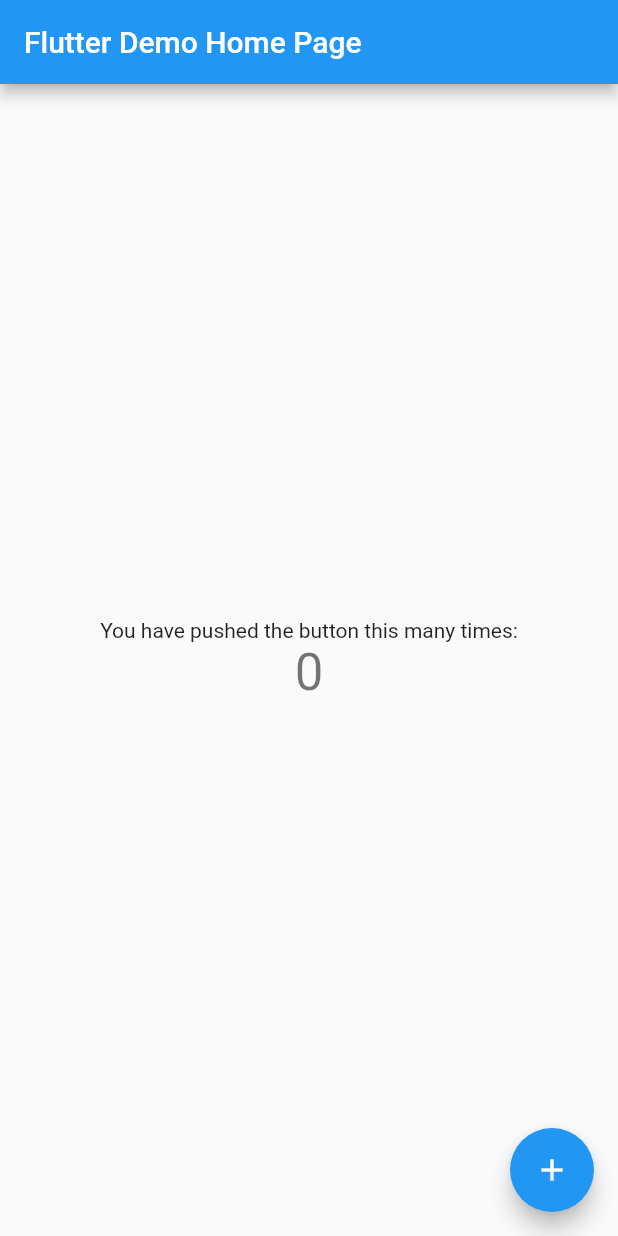
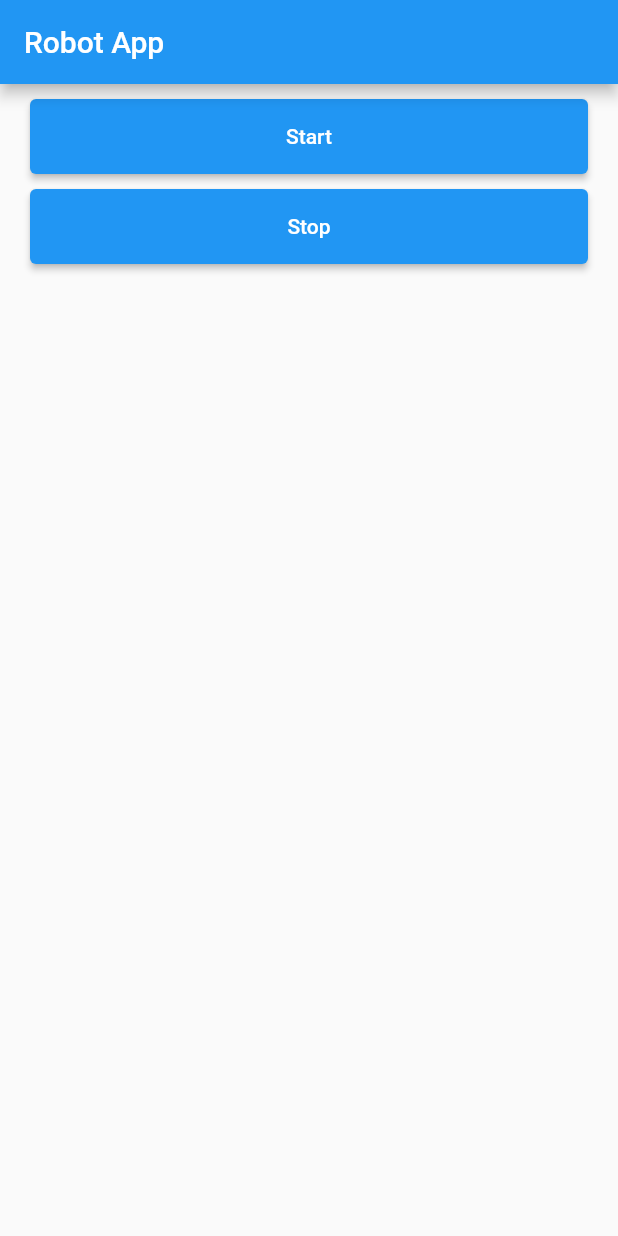
Before and after one commit to IftekharulAlam/rfid_lfr_app, a Flutter app: the screen it shows after launch, on a phone screen of 412 x 824 dp. Run offline on Flutter 3.47's test engine with Material 2 defaults, Android fonts, the phone set to English and light mode, and no system bars; our stand-ins replace fluttertoast.

Commit message:
second commit

```diff
--- a/lib/main.dart
+++ b/lib/main.dart
@@ -1,115 +1,79 @@
+// ignore_for_file: sort_child_properties_last,, use_build_context_synchronously
+import 'dart:convert';
+
 import 'package:flutter/material.dart';
+import 'package:fluttertoast/fluttertoast.dart';
 
-void main() {
-  runApp(const MyApp());
-}
+import 'package:http/http.dart' as http;
+
+void main() => runApp(const MyApp());
 
 class MyApp extends StatelessWidget {
-  const MyApp({super.key});
+  const MyApp({Key? key}) : super(key: key);
 
-  // This widget is the root of your application.
+  static const String _title = 'Robot App';
+
   @override
   Widget build(BuildContext context) {
     return MaterialApp(
-      title: 'Flutter Demo',
-      theme: ThemeData(
-        // This is the theme of your application.
-        //
-        // Try running your application with "flutter run". You'll see the
-        // application has a blue toolbar. Then, without quitting the app, try
-        // changing the primarySwatch below to Colors.green and then invoke
-        // "hot reload" (press "r" in the console where you ran "flutter run",
-        // or simply save your changes to "hot reload" in a Flutter IDE).
-        // Notice that the counter didn't reset back to zero; the application
-        // is not restarted.
-        primarySwatch: Colors.blue,
+      debugShowCheckedModeBanner: false,
+      title: _title,
+      home: Scaffold(
+        appBar: AppBar(title: const Text(_title)),
+        body: const MyStatefulWidget(),
       ),
-      home: const MyHomePage(title: 'Flutter Demo Home Page'),
     );
   }
 }
 
-class MyHomePage extends StatefulWidget {
-  const MyHomePage({super.key, required this.title});
+Future getProfileInfo(String ID, String typeOf) async {
+  http.Response response = await http.post(
+      Uri.parse("http://192.168.0.100:8000/getProfileInfo"),
+      body: {"ID": ID, "type": typeOf});
 
-  // This widget is the home page of your application. It is stateful, meaning
-  // that it has a State object (defined below) that contains fields that affect
-  // how it looks.
+  if (response.statusCode == 200) {
+    return jsonDecode(response.body);
+  } else {
+    throw Exception("Error loading data");
+  }
+}
 
-  // This class is the configuration for the state. It holds the values (in this
-  // case the title) provided by the parent (in this case the App widget) and
-  // used by the build method of the State. Fields in a Widget subclass are
-  // always marked "final".
-
-  final String title;
+class MyStatefulWidget extends StatefulWidget {
+  const MyStatefulWidget({Key? key}) : super(key: key);
 
   @override
-  State<MyHomePage> createState() => _MyHomePageState();
+  State<MyStatefulWidget> createState() => _MyStatefulWidgetState();
 }
 
-class _MyHomePageState extends State<MyHomePage> {
-  int _counter = 0;
-
-  void _incrementCounter() {
-    setState(() {
-      // This call to setState tells the Flutter framework that something has
-      // changed in this State, which causes it to rerun the build method below
-      // so that the display can reflect the updated values. If we changed
-      // _counter without calling setState(), then the build method would not be
-      // called again, and so nothing would appear to happen.
-      _counter++;
-    });
-  }
-
+class _MyStatefulWidgetState extends State<MyStatefulWidget> {
   @override
   Widget build(BuildContext context) {
-    // This method is rerun every time setState is called, for instance as done
-    // by the _incrementCounter method above.
-    //
-    // The Flutter framework has been optimized to make rerunning build methods
-    // fast, so that you can just rebuild anything that needs updating rather
-    // than having to individually change instances of widgets.
-    return Scaffold(
-      appBar: AppBar(
-        // Here we take the value from the MyHomePage object that was created by
-        // the App.build method, and use it to set our appbar title.
-        title: Text(widget.title),
+    return Padding(
+      padding: const EdgeInsets.all(10),
+      child: ListView(
+        children: <Widget>[
+          Container(
+            height: 50,
+            padding: const EdgeInsets.fromLTRB(10, 0, 10, 0),
+            child: ElevatedButton(
+              child: const Text('Start'),
+              onPressed: () {},
+            ),
+          ),
+          const SizedBox(
+            width: 100,
+            height: 10,
+          ),
+          Container(
+            height: 50,
+            padding: const EdgeInsets.fromLTRB(10, 0, 10, 0),
+            child: ElevatedButton(
+              child: const Text('Stop'),
+              onPressed: () {},
+            ),
+          ),
+        ],
       ),
-      body: Center(
-        // Center is a layout widget. It takes a single child and positions it
-        // in the middle of the parent.
-        child: Column(
-          // Column is also a layout widget. It takes a list of children and
-          // arranges them vertically. By default, it sizes itself to fit its
-          // children horizontally, and tries to be as tall as its parent.
-          //
-          // Invoke "debug painting" (press "p" in the console, choose the
-          // "Toggle Debug Paint" action from the Flutter Inspector in Android
-          // Studio, or the "Toggle Debug Paint" command in Visual Studio Code)
-          // to see the wireframe for each widget.
-          //
-          // Column has various properties to control how it sizes itself and
-          // how it positions its children. Here we use mainAxisAlignment to
-          // center the children vertically; the main axis here is the vertical
-          // axis because Columns are vertical (the cross axis would be
-          // horizontal).
-          mainAxisAlignment: MainAxisAlignment.center,
-          children: <Widget>[
-            const Text(
-              'You have pushed the button this many times:',
-            ),
-            Text(
-              '$_counter',
-              style: Theme.of(context).textTheme.headline4,
-            ),
-          ],
-        ),
-      ),
-      floatingActionButton: FloatingActionButton(
-        onPressed: _incrementCounter,
-        tooltip: 'Increment',
-        child: const Icon(Icons.add),
-      ), // This trailing comma makes auto-formatting nicer for build methods.
     );
   }
 }
--- a/pubspec.yaml
+++ b/pubspec.yaml
@@ -36,6 +36,8 @@
   # The following adds the Cupertino Icons font to your application.
   # Use with the CupertinoIcons class for iOS style icons.
   cupertino_icons: ^1.0.2
+  http: ^0.13.5
+  fluttertoast: ^8.1.1
 
 dev_dependencies:
   flutter_test:
```
Also changed, not shown: pubspec.lock.
